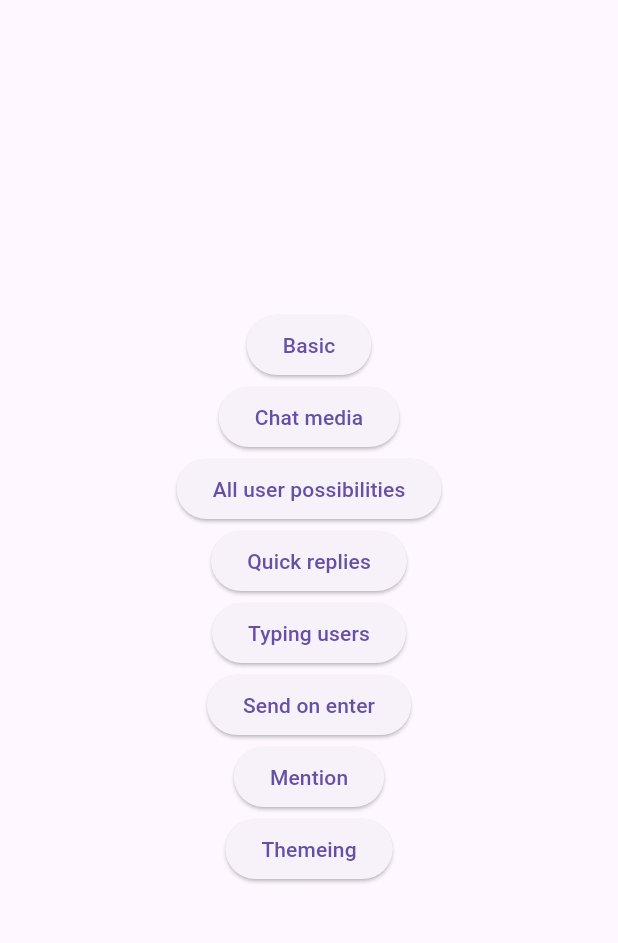
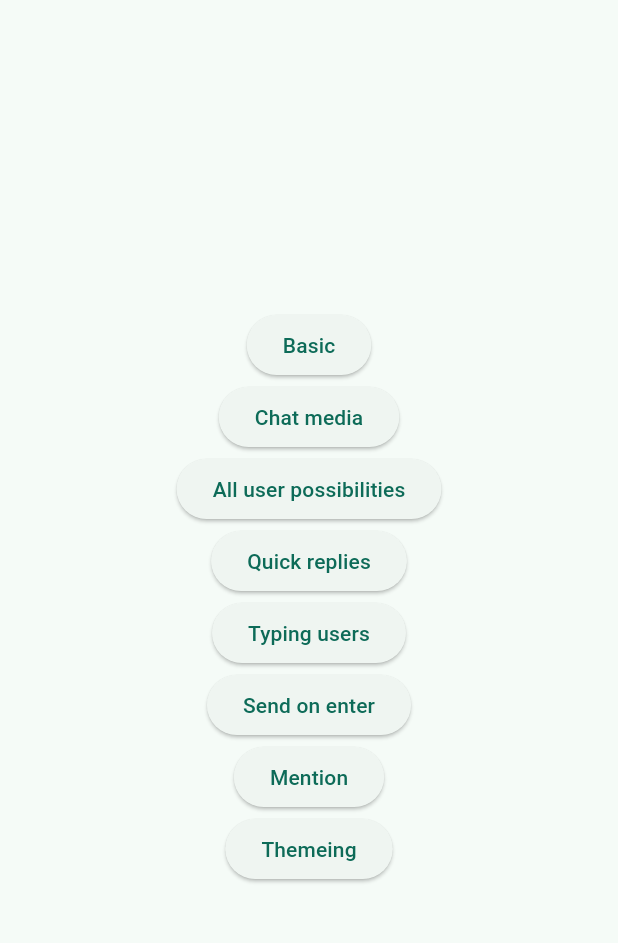
Before and after one commit to SebastienBtr/Dash-Chat-2, a Flutter app: the screen it shows after launch, on a phone screen of 412 x 824 dp, the part 63-1006 px from its top. Run offline on Flutter 3.47's test engine with Material 3 defaults, Android fonts, the phone set to English and light mode, and no system bars; our stand-ins replace cached_network_image, flutter_markdown, video_player; missing offline and left inert: flutter_parsed_text.

Commit message:
fix primary color for material 3 and run example

```diff
--- a/example/lib/main.dart
+++ b/example/lib/main.dart
@@ -19,7 +19,7 @@ class MyApp extends StatelessWidget {
     return MaterialApp(
       title: 'Dash Chat Demo',
       theme: ThemeData(
-        primarySwatch: Colors.teal,
+        colorScheme: ColorScheme.fromSeed(seedColor: Colors.tealAccent),
       ),
       home: MyHomePage(),
     );
--- a/lib/dash_chat_2.dart
+++ b/lib/dash_chat_2.dart
@@ -7,7 +7,6 @@ import 'package:flutter/material.dart';
 import 'package:flutter_markdown/flutter_markdown.dart';
 import 'package:flutter_parsed_text/flutter_parsed_text.dart';
 import 'package:intl/intl.dart' as intl;
-import 'package:url_launcher/url_launcher.dart';
 import 'package:video_player/video_player.dart' as vp;
 
 import 'src/helpers/link_helper.dart';
```
Also changed, not shown: 1 other file.
